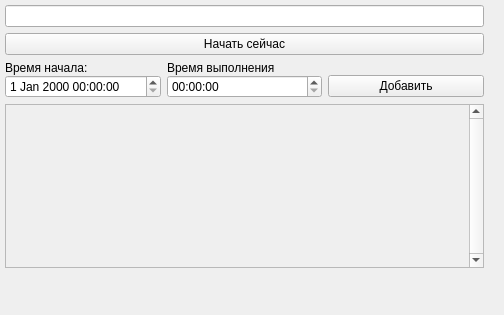
This is my_widgets/home_widget.ui in prostoLavr/time_control as Qt 5 draws it before an edit. The edited form follows.
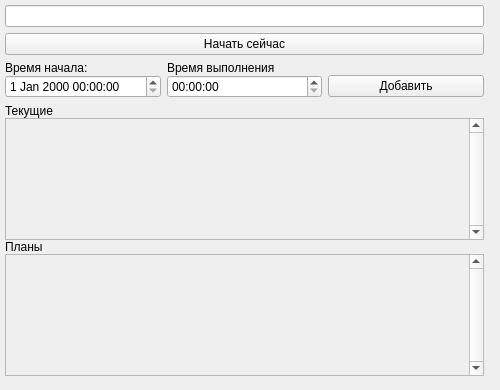
This is the edited form.

Commit message: Interface was edited

Patch:
```diff
--- a/my_widgets/home_widget.ui
+++ b/my_widgets/home_widget.ui
@@ -6,14 +6,14 @@
    <rect>
     <x>0</x>
     <y>0</y>
-    <width>504</width>
-    <height>315</height>
+    <width>500</width>
+    <height>390</height>
    </rect>
   </property>
   <property name="minimumSize">
    <size>
     <width>490</width>
-    <height>260</height>
+    <height>390</height>
    </size>
   </property>
   <property name="windowTitle">
@@ -28,7 +28,7 @@
      <x>0</x>
      <y>0</y>
      <width>489</width>
-     <height>273</height>
+     <height>381</height>
     </rect>
    </property>
    <layout class="QVBoxLayout" name="verticalLayout">
@@ -122,6 +122,43 @@
       <property name="spacing">
        <number>0</number>
       </property>
+      <item>
+       <widget class="QLabel" name="label">
+        <property name="text">
+         <string>Текущие</string>
+        </property>
+       </widget>
+      </item>
+      <item>
+       <widget class="QScrollArea" name="nowScrollArea">
+        <property name="verticalScrollBarPolicy">
+         <enum>Qt::ScrollBarAlwaysOn</enum>
+        </property>
+        <property name="horizontalScrollBarPolicy">
+         <enum>Qt::ScrollBarAlwaysOff</enum>
+        </property>
+        <property name="widgetResizable">
+         <bool>true</bool>
+        </property>
+        <widget class="QWidget" name="scrollAreaWidgetContents1">
+         <property name="geometry">
+          <rect>
+           <x>0</x>
+           <y>0</y>
+           <width>459</width>
+           <height>82</height>
+          </rect>
+         </property>
+        </widget>
+       </widget>
+      </item>
+      <item>
+       <widget class="QLabel" name="label_2">
+        <property name="text">
+         <string>Планы</string>
+        </property>
+       </widget>
+      </item>
       <item>
        <layout class="QHBoxLayout" name="horizontalLayout">
         <property name="spacing">
@@ -155,22 +192,12 @@
            <x>0</x>
            <y>0</y>
            <width>459</width>
-           <height>98</height>
+           <height>82</height>
           </rect>
          </property>
          <property name="styleSheet">
           <string notr="true"/>
          </property>
-         <widget class="QWidget" name="widget" native="true">
-          <property name="geometry">
-           <rect>
-            <x>-1</x>
-            <y>-1</y>
-            <width>471</width>
-            <height>381</height>
-           </rect>
-          </property>
-         </widget>
         </widget>
        </widget>
       </item>
```
Left out of the diff: 6 changed lines with no effect on the pictures. The commit also changes 6 other files.
